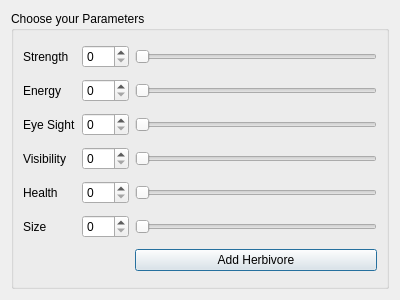
This is Evolution_1/herb_win.ui in Natali124/Evolution-Simulator as Qt 5 draws it before an edit. The edited form follows.
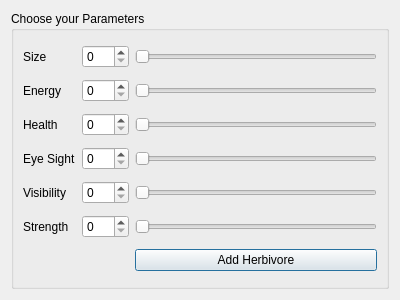
This is the edited form.

Commit message: slider toolbar to new layout of mainwindow matchup

The edit to the form file:
```diff
--- a/Evolution_1/herb_win.ui
+++ b/Evolution_1/herb_win.ui
@@ -21,9 +21,9 @@
      </property>
      <layout class="QGridLayout" name="gridLayout_2">
       <item row="4" column="0">
-       <widget class="QLabel" name="health_l">
+       <widget class="QLabel" name="visibility_l">
         <property name="text">
-         <string>Health</string>
+         <string>Visibility</string>
         </property>
        </widget>
       </item>
@@ -35,7 +35,7 @@
        </widget>
       </item>
       <item row="2" column="1">
-       <widget class="QSpinBox" name="eyesight_c">
+       <widget class="QSpinBox" name="health_c">
         <property name="maximum">
          <number>200</number>
         </property>
@@ -49,21 +49,21 @@
        </widget>
       </item>
       <item row="0" column="1">
-       <widget class="QSpinBox" name="strength_c">
+       <widget class="QSpinBox" name="size_c">
         <property name="maximum">
          <number>200</number>
         </property>
        </widget>
       </item>
       <item row="0" column="0">
-       <widget class="QLabel" name="strength_l">
+       <widget class="QLabel" name="size_l">
         <property name="text">
-         <string>Strength</string>
+         <string>Size</string>
         </property>
        </widget>
       </item>
       <item row="2" column="2">
-       <widget class="QSlider" name="eyesight_s">
+       <widget class="QSlider" name="health_s">
         <property name="maximum">
          <number>200</number>
         </property>
@@ -73,14 +73,14 @@
        </widget>
       </item>
       <item row="3" column="1">
-       <widget class="QSpinBox" name="visibility_c">
+       <widget class="QSpinBox" name="eyesight_c">
         <property name="maximum">
          <number>200</number>
         </property>
        </widget>
       </item>
       <item row="4" column="2">
-       <widget class="QSlider" name="health_s">
+       <widget class="QSlider" name="visibility_s">
         <property name="maximum">
          <number>200</number>
         </property>
@@ -90,35 +90,35 @@
        </widget>
       </item>
       <item row="2" column="0">
-       <widget class="QLabel" name="eyesight_l">
+       <widget class="QLabel" name="health_l">
         <property name="text">
-         <string>Eye Sight</string>
+         <string>Health</string>
         </property>
        </widget>
       </item>
       <item row="5" column="0">
-       <widget class="QLabel" name="size_l">
+       <widget class="QLabel" name="strength_l">
         <property name="text">
-         <string>Size</string>
+         <string>Strength</string>
         </property>
        </widget>
       </item>
       <item row="3" column="0">
-       <widget class="QLabel" name="visibility_l">
+       <widget class="QLabel" name="eyesight_l">
         <property name="text">
-         <string>Visibility</string>
+         <string>Eye Sight</string>
         </property>
        </widget>
       </item>
       <item row="5" column="1">
-       <widget class="QSpinBox" name="size_c">
+       <widget class="QSpinBox" name="strength_c">
         <property name="maximum">
          <number>200</number>
         </property>
        </widget>
       </item>
       <item row="0" column="2">
-       <widget class="QSlider" name="strength_s">
+       <widget class="QSlider" name="size_s">
         <property name="maximum">
          <number>200</number>
         </property>
@@ -145,7 +145,7 @@
        </widget>
       </item>
       <item row="3" column="2">
-       <widget class="QSlider" name="visibility_s">
+       <widget class="QSlider" name="eyesight_s">
         <property name="maximum">
          <number>200</number>
         </property>
@@ -155,14 +155,14 @@
        </widget>
       </item>
       <item row="4" column="1">
-       <widget class="QSpinBox" name="health_c">
+       <widget class="QSpinBox" name="visibility_c">
         <property name="maximum">
          <number>200</number>
         </property>
        </widget>
       </item>
       <item row="5" column="2">
-       <widget class="QSlider" name="size_s">
+       <widget class="QSlider" name="strength_s">
         <property name="maximum">
          <number>200</number>
         </property>
```
The commit also changes 2 other files.
